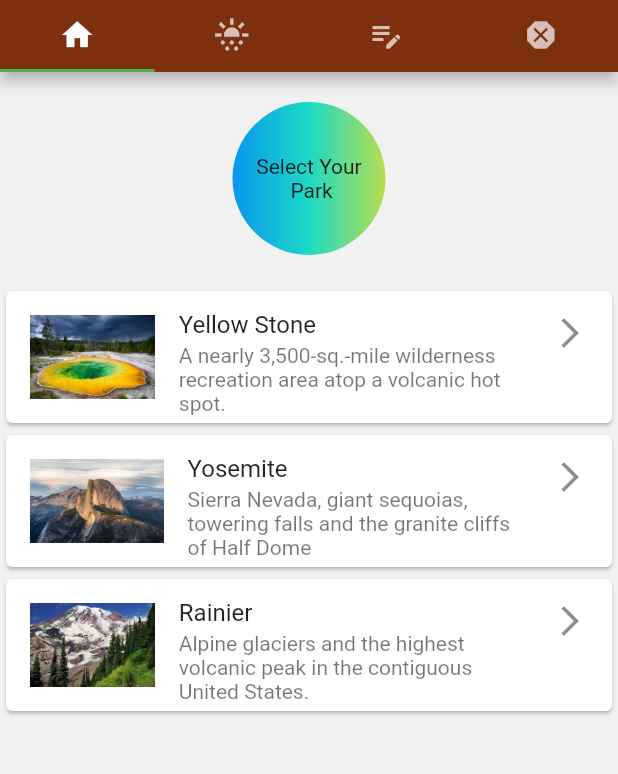
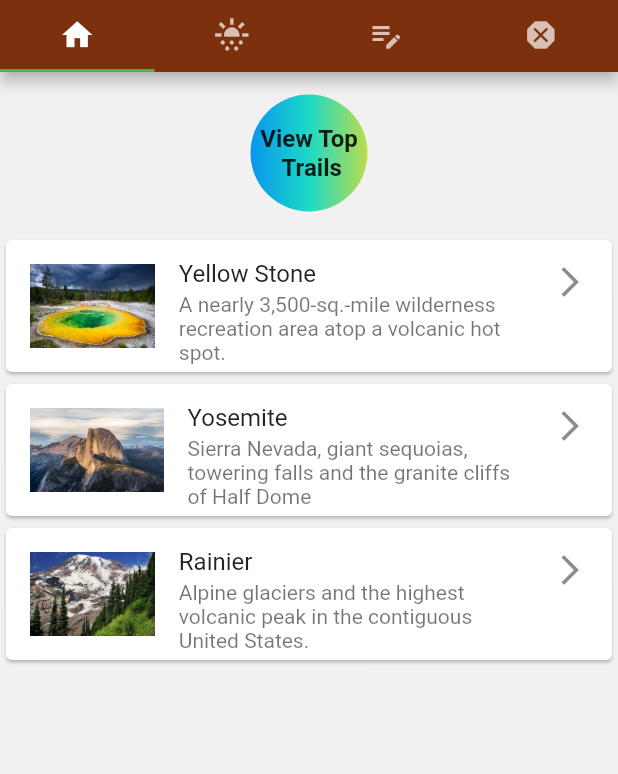
Before and after one commit to 8Gates/outline_app, a Flutter app: the screen it shows after launch, on a phone screen of 412 x 824 dp, the part 84-858 px from its top. Run offline on Flutter 3.47's test engine with Material 2 defaults, Android fonts, the phone set to English and light mode, and no system bars; our stand-ins replace shared_preferences; Roboto replaces fonts that are missing (Road_Rage); statements that could not run were skipped.

Commit message:
screens 2 & 3 made stateful, new args for darkMode, null checks, rename classes

```diff
--- a/lib/list_tiles/list_tile_park.dart
+++ b/lib/lists/parks_card_list.dart
@@ -1,28 +1,25 @@
 import 'package:flutter/material.dart';
-import 'package:outline_app/screens/screen3.dart';
 
 
 enum NationalPark { yellowStone, yosemite, rainier }
 
-class ListTilePark extends StatefulWidget {
-  const ListTilePark({super.key});
+class ParksCardList extends StatefulWidget {
+  const ParksCardList({super.key});
 
   @override
-  State<ListTilePark> createState() => ListTileParkState();
+  State<ParksCardList> createState() => ParksCardListState();
 }
 
-class ListTileParkState extends State<ListTilePark> {
-  NationalPark? _park = NationalPark.yellowStone;
-
+class ParksCardListState extends State<ParksCardList> {
   @override
   Widget build(BuildContext context) {
     return Column(
       children: <Widget>[
         Container(
           decoration: const BoxDecoration(shape: BoxShape.circle, gradient: LinearGradient(colors: [Color(0xff027DFD), Color(0xff1cdac5), Color(0xffF2DD22)])),
-          padding: const EdgeInsets.all(35),
-          margin: const EdgeInsets.all(20),
-          child: const Text('Select Your\n Park', textAlign: TextAlign.center, style: TextStyle(fontFamily: 'Road_Rage'),),
+          padding: const EdgeInsets.all(20),
+          margin: const EdgeInsets.all(15),
+          child: const Text('View Top\n Trails', textAlign: TextAlign.center, style: TextStyle(fontFamily: 'Road_Rage', fontSize: 16, fontWeight: FontWeight.bold)),
         ),
         Card(
           child: ListTile(
@@ -33,7 +30,7 @@ class ListTileParkState extends State<ListTilePark> {
             trailing: const Icon(Icons.arrow_forward_ios_outlined),
             onTap: () {
               // Navigator.pushNamed(context, SecondScreen.routeName);
-              DefaultTabController.of(context)!.animateTo(1);
+              DefaultTabController.of(context).animateTo(1);
             },
             isThreeLine: true,
           ),
@@ -45,7 +42,7 @@ class ListTileParkState extends State<ListTilePark> {
             subtitle:
               const Text('Sierra Nevada, giant sequoias, towering falls and the granite cliffs of Half Dome'),
             trailing: const Icon(Icons.arrow_forward_ios_outlined),
-            onTap: () { DefaultTabController.of(context)!.animateTo(1); },
+            onTap: () { DefaultTabController.of(context).animateTo(1); },
             isThreeLine: true,
           ),
         ),
@@ -58,7 +55,7 @@ class ListTileParkState extends State<ListTilePark> {
             trailing: const Icon(Icons.arrow_forward_ios_outlined),
             onTap: () {
               // Navigator.pushNamed(context, SecondScreen.routeName);
-              DefaultTabController.of(context)!.animateTo(1);
+              DefaultTabController.of(context).animateTo(1);
               },
             isThreeLine: true,
           ),
--- a/lib/main_drawer.dart
+++ b/lib/main_drawer.dart
@@ -1,5 +1,4 @@
 import 'package:flutter/material.dart';
-import 'outline_app.dart';
 
 class MainDrawer extends StatefulWidget {
   final darkMode;
--- a/lib/main_tab_controller.dart
+++ b/lib/main_tab_controller.dart
@@ -1,9 +1,9 @@
 import 'package:flutter/material.dart';
+import 'package:outline_app/screens/screen3.dart';
 import 'package:outline_app/screens/screen2.dart';
-import 'package:outline_app/screens/screen3.dart';
 import 'package:shared_preferences/shared_preferences.dart';
 import 'main_drawer.dart';
-import 'list_tiles/list_tile_park.dart';
+import 'lists/parks_card_list.dart';
 
 class MainTabController extends StatefulWidget {
   static const tabs = [
@@ -21,19 +21,16 @@ class MainTabController extends StatefulWidget {
 
 class _MainTabControllerState extends State<MainTabController> {
   final String title = 'National Parks';
-  late bool darkMode = false;
-
-  final screens = [
-    const Align(alignment: Alignment.center, child: ListTilePark()),
-    const SecondScreen(),
-    const ThirdScreen(),
-    const Align(alignment: Alignment.center, child: Text('temp screen 4')),
-  ];
+  static bool darkMode = false;
 
   @override
   void initState(){
     super.initState();
     initDarkMode();
+  }
+
+  bool getDarkMode(){
+    return darkMode;
   }
 
   void initDarkMode() async{
@@ -55,6 +52,7 @@ class _MainTabControllerState extends State<MainTabController> {
 
   @override
   Widget build(BuildContext context) {
+
     return DefaultTabController(
       length: 4,
       initialIndex: 0,
@@ -67,7 +65,12 @@ class _MainTabControllerState extends State<MainTabController> {
           ),
           drawer: MainDrawer(darkMode, flipDarkMode: flipDarkMode),
           body:
-            TabBarView(children: screens),
+            TabBarView(children: [
+              const Align(alignment: Alignment.center, child: ParksCardList()),
+              SecondScreen(darkMode),
+              ThirdScreen(darkMode),
+              const Align(alignment: Alignment.center, child: Text('temp screen 4')),
+            ]),
             backgroundColor: darkMode? dark() : const Color.fromARGB(244, 240, 240, 240)
       )
     );
--- a/lib/outline_app.dart
+++ b/lib/outline_app.dart
@@ -1,7 +1,4 @@
 import 'package:flutter/material.dart';
-import 'package:outline_app/screens/screen2.dart';
-import 'package:outline_app/screens/screen3.dart';
-
 import 'main_tab_controller.dart';
 
 class OutlineApp extends StatelessWidget {
@@ -14,11 +11,7 @@ class OutlineApp extends StatelessWidget {
       theme: ThemeData(
           primarySwatch: Colors.green,
           scaffoldBackgroundColor: const Color.fromARGB(255, 225, 250, 255)),
-      home: MainTabController(),
-      routes: {
-        SecondScreen.routeName: (context) => const SecondScreen(),
-        ThirdScreen.routeName: (context) => const ThirdScreen(),
-      }
+      home: const MainTabController(),
     );
   }
 }
```
Also changed, not shown: lib/screens/screen2.dart (+13 -6 lines), lib/screens/screen3.dart (+13 -6 lines).
